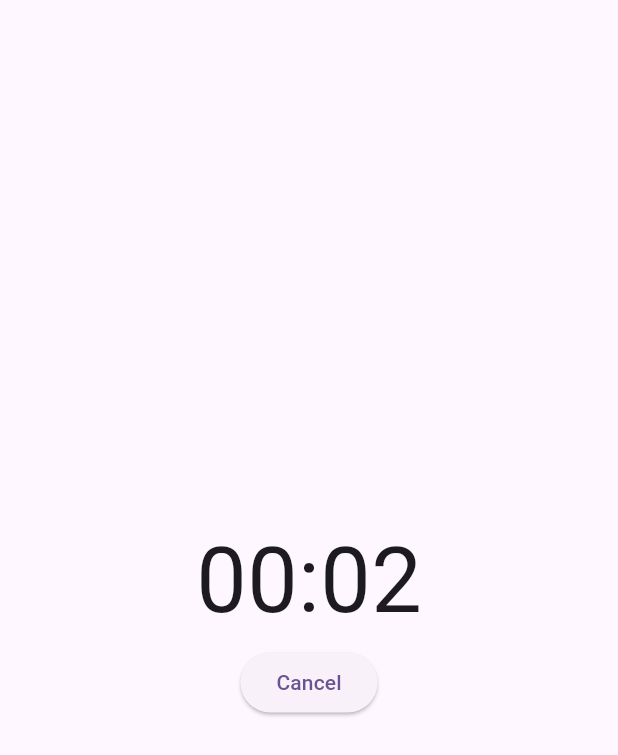
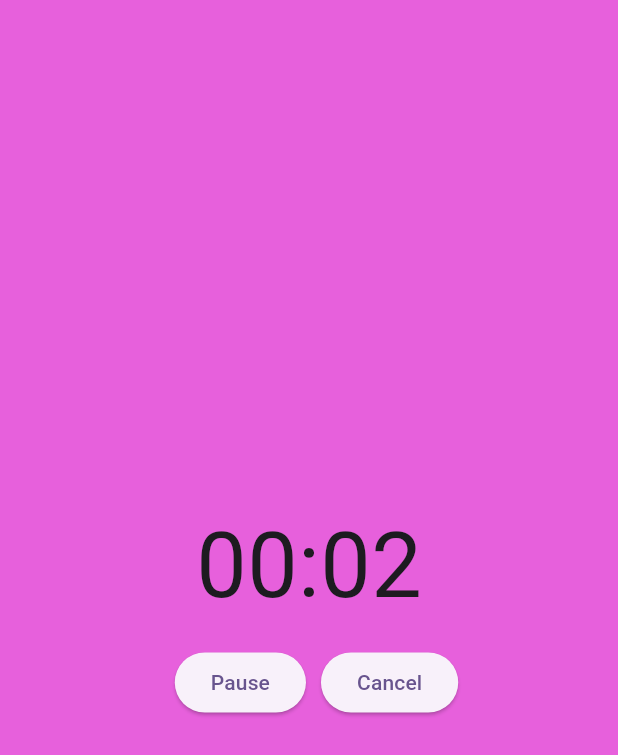
Before and after one commit to pipluppers/pododoro, a Flutter app: the screen it shows after launch, after a tap on "Start", on a phone screen of 412 x 824 dp. Shown: the top 755 px of the screen. Run offline on Flutter 3.47's test engine with Material 3 defaults, Android fonts, the light colour scheme and no system bars.

Commit message:
Add pause/resume button

```diff
--- a/lib/features/pododoro_timer.dart
+++ b/lib/features/pododoro_timer.dart
@@ -14,21 +14,22 @@ class PododoroTimer extends StatefulWidget {
 class _PododoroTimerState extends State<PododoroTimer> {
   Timer? _mainTimer;
   Timer? _finalTimer;
-  int _secondsRemaining = 0;
-  int _minutesRemaining = 0;
+  int _remainingMinutes = 0;
+  int _remainingSeconds = 0;
   bool _isStartButtonVisible = true;
   bool _isTimerVisible = false;
-  bool _isCancelButtonVisible = false;
+  bool _areTimerButtonsVisible = false;
   double _timerOpacity = 1.0;
+  String _pauseButtonText = "Pause";
 
-  /// Creates a timer object.
+  /// Creates a timer object based on the remaining seconds.
   Timer _createMainTimer() {
     return Timer.periodic(
       const Duration(seconds: 1), // Fires every second
       (timer) {
         setState(() {
-          if (_secondsRemaining > 0) {
-              _secondsRemaining--;
+          if (_remainingSeconds > 0) {
+              _remainingSeconds--;
           } else {
               timer.cancel();
               _finalTimer = _createFinalTimer();
@@ -38,9 +39,10 @@ class _PododoroTimerState extends State<PododoroTimer> {
     );
   }
 
+  /// Creates a timer object that will blink 00:00. This should only be called once the main timer is finished.
   Timer _createFinalTimer() {
     return Timer.periodic(
-      const Duration(milliseconds: 500),
+      const Duration(milliseconds: 650),
       (timer) {
         setState(() {
           _timerOpacity = _timerOpacity == 0.0 ? 1.0 : 0.0;
@@ -49,35 +51,47 @@ class _PododoroTimerState extends State<PododoroTimer> {
     );
   }
 
+  /// Pause the main timer if it is active. Otherwise, resume the main timer.
+  void _pauseTimer() {
+    setState(() {
+      if (_pauseButtonText == "Pause") {
+        _pauseButtonText = "Resume";
+        _mainTimer?.cancel();
+      } else {
+        _pauseButtonText = "Pause";
+
+        if (_remainingSeconds > 0) {
+          _mainTimer = _createMainTimer();
+        }
+      }
+    });
+  }
+
   /// Makes the start button visible and hides the timer and other displays.
-  void showStartButton() {
+  void _cancelTimer() {
     setState(() {
       _isStartButtonVisible = true;
       _isTimerVisible = false;
-      _isCancelButtonVisible = false;
+      _areTimerButtonsVisible = false;
       _finalTimer?.cancel();
     });
   }
 
-  /// Makes the timer and other displays visible and hides the start button.
-  void showTimer() {
+  /// Start the main timer.
+  /// Makes the start button invisible, and makes the timer buttons visible.
+  void _startMainTimer() {
     setState(() {
+      _mainTimer?.cancel();
+
       _isStartButtonVisible = false;
       _isTimerVisible = true;
-      _isCancelButtonVisible = true;
+      _areTimerButtonsVisible = true;
+      _pauseButtonText = "Pause";
+      _remainingSeconds = widget.seconds;
+      _remainingMinutes = widget.minutes;
+
+      _mainTimer = _createMainTimer();
     });
-  }
-
-  void _startTimer() {
-    _mainTimer?.cancel();
-
-    setState(() {
-      _secondsRemaining = widget.seconds;
-      _minutesRemaining = widget.minutes;
-      _isCancelButtonVisible = true;
-    });
-
-    _mainTimer = _createMainTimer();
   }
 
   /// Gets the display string for the time unit.
@@ -101,13 +115,12 @@ class _PododoroTimerState extends State<PododoroTimer> {
             visible: _isStartButtonVisible,
             child: ElevatedButton(
               onPressed: () {
-                showTimer();
-                _startTimer();
+                _startMainTimer();
               },
               style: ElevatedButton.styleFrom(
                 shape: const CircleBorder(),
                 minimumSize: const Size(200, 200),
-                backgroundColor: Colors.red,
+                backgroundColor: const Color.fromARGB(255, 238, 24, 9),
               ),
               child: const Text("Start"),
             ),
@@ -117,7 +130,7 @@ class _PododoroTimerState extends State<PododoroTimer> {
             child: Opacity(
               opacity: _timerOpacity,
               child: Text(
-                "${getTimeUnitDisplay(_minutesRemaining)}:${getTimeUnitDisplay(_secondsRemaining)}",
+                "${getTimeUnitDisplay(_remainingMinutes)}:${getTimeUnitDisplay(_remainingSeconds)}",
                 style: const TextStyle(
                   fontSize: 60,
                 )
@@ -125,10 +138,22 @@ class _PododoroTimerState extends State<PododoroTimer> {
             )
           ),
           Visibility(
-            visible: _isCancelButtonVisible,
-            child: ElevatedButton(
-              onPressed: () => showStartButton(),
-              child: const Text("Cancel")
+            visible: _areTimerButtonsVisible,
+            child: Row(
+              mainAxisAlignment: MainAxisAlignment.center,
+              children: <Widget>[
+              Container(
+                margin: const EdgeInsets.all(10),
+                child: ElevatedButton(
+                  onPressed: () => _remainingSeconds > 0 ? _pauseTimer() : null,
+                  child: Text(_pauseButtonText),
+                ),
+              ),
+              ElevatedButton(
+                onPressed: () => _cancelTimer(),
+                child: const Text("Cancel")
+              ),
+              ],
             )
           )
         ]
--- a/lib/main.dart
+++ b/lib/main.dart
@@ -68,6 +68,7 @@ class _MyHomePageState extends State<MyHomePage> {
       //   // the App.build method, and use it to set our appbar title.
       //   title: Text(widget.title),
       // ),
+      backgroundColor: Color.fromARGB(255, 231, 96, 220),
       body: PododoroTimer(minutes: 0, seconds: 3),
       // floatingActionButton: FloatingActionButton(
       //   onPressed: _incrementCounter,
```
